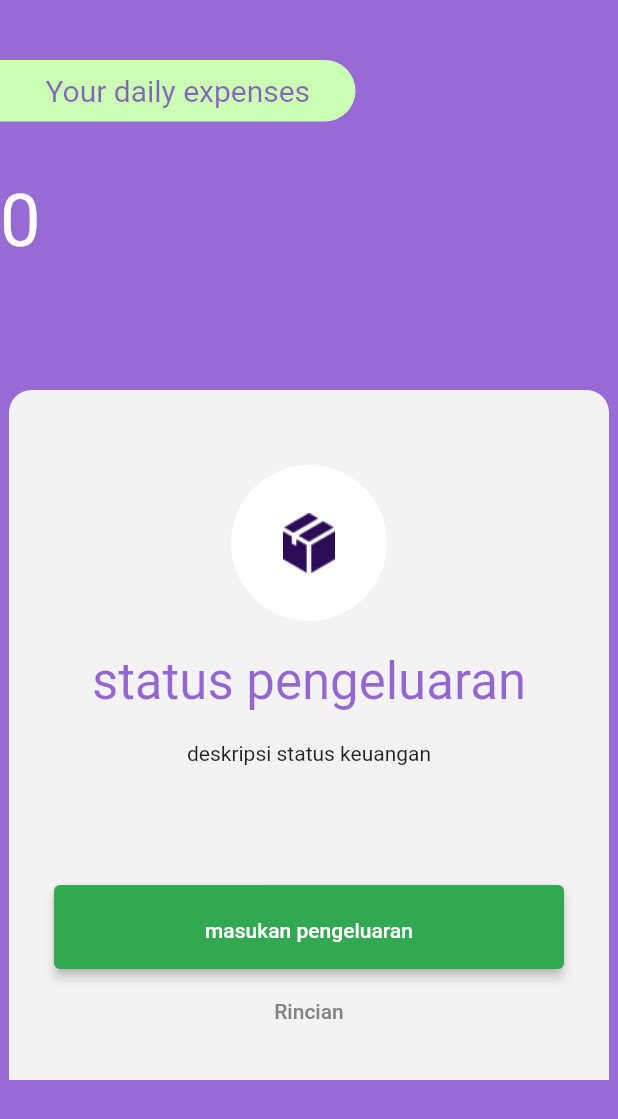
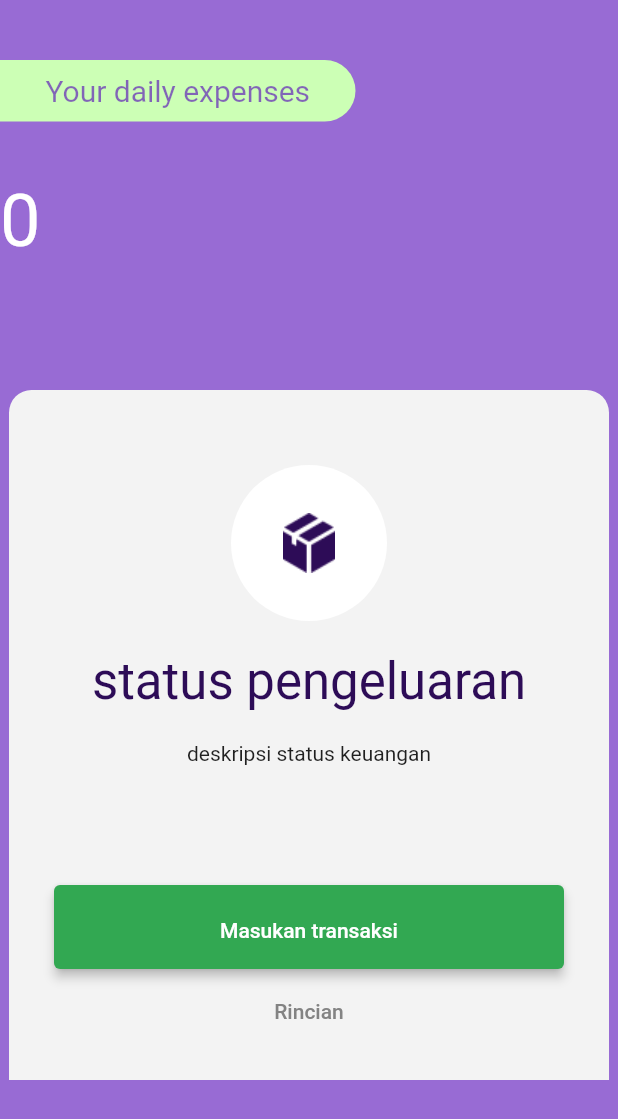
Before and after one commit to Dimassulthoni/yodexApp, a Flutter app: the screen it shows after launch, on a phone screen of 412 x 824 dp. Shown: the top 1119 px of the screen. Run offline on Flutter 3.47's test engine with Material 2 defaults, Android fonts, the phone set to English and light mode, and no system bars; our stand-ins replace animated_splash_screen, google_fonts, hexcolor, rflutter_alert, sqflite; accounts and stored records are empty.

Commit message:
format date time

```diff
--- a/lib/main.dart
+++ b/lib/main.dart
@@ -1,5 +1,6 @@
 import 'package:flutter/material.dart';
 import 'package:animated_splash_screen/animated_splash_screen.dart';
+import 'package:intl/intl.dart';
 import 'package:rflutter_alert/rflutter_alert.dart';
 import 'package:sqflite/sqflite.dart';
 import 'package:yodex/database/databaselist.dart';
@@ -8,6 +9,7 @@ import 'package:yodex/model/pengeluaran.dart';
 import 'total.dart';
 import 'dart:math' as math;
 import 'package:google_fonts/google_fonts.dart';
+import 'package:hexcolor/hexcolor.dart';
 
 void main() {
   runApp(const MyApp());
@@ -67,6 +69,8 @@ class HomepageWidget extends StatefulWidget {
 class _HomepageWidgetState extends State<HomepageWidget> {
   DatabaseInstance? databaseInstance;
   DatabaseInstance database = DatabaseInstance();
+  String formattedDate =
+      DateFormat('HH:mm E, d MMM yyyy').format(DateTime.now());
 
   Future _refresh() async {
     setState(() {});
@@ -195,8 +199,7 @@ class _HomepageWidgetState extends State<HomepageWidget> {
                                 'status pengeluaran',
                                 textAlign: TextAlign.center,
                                 style: GoogleFonts.averiaSansLibre(
-                                    color: Color.fromARGB(156, 87, 13, 184),
-                                    fontSize: 34),
+                                    color: HexColor("2D0C57"), fontSize: 34),
                               )),
                           Container(
                             padding: EdgeInsets.all(20),
@@ -217,7 +220,7 @@ class _HomepageWidgetState extends State<HomepageWidget> {
                                 onPressed: () {
                                   Alert(
                                     context: context,
-                                    title: "Pengeluaran baru",
+                                    title: "Transaksi baru",
                                     content: Column(
                                       children: <Widget>[
                                         TextField(
@@ -264,10 +267,8 @@ class _HomepageWidgetState extends State<HomepageWidget> {
                                             'name': controller1.text,
                                             'type': _value,
                                             'total': controller2.text,
-                                            'created_at':
-                                                DateTime.now().toString(),
-                                            'updated_at':
-                                                DateTime.now().toString(),
+                                            'created_at': formattedDate,
+                                            'updated_at': formattedDate,
                                           });
                                           print("sudah masuk : " +
                                               idInsert.toString());
@@ -286,7 +287,7 @@ class _HomepageWidgetState extends State<HomepageWidget> {
                                     ],
                                   ).show();
                                 },
-                                child: const Text('masukan pengeluaran',
+                                child: const Text('Masukan transaksi',
                                     textAlign: TextAlign.center,
                                     style: TextStyle(
                                       color: Color.fromRGBO(255, 255, 255, 1),
```
